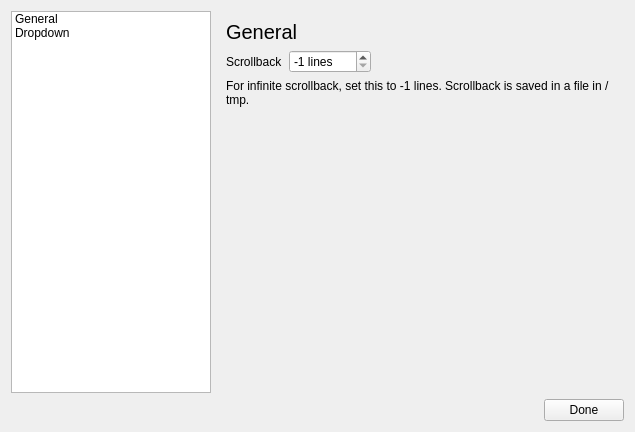
First picture: the form in settingswindow.ui, repository theCheeseboard/theterminal, before the edit.
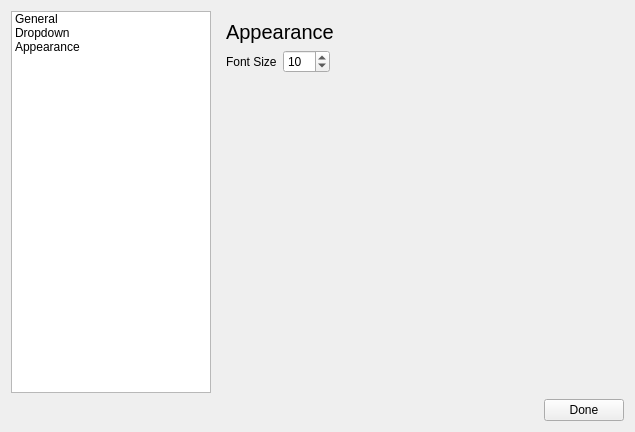
Second picture: the form after the edit. The open tabs and pages were chosen to show the change. Icons and pictures are not drawn.

Commit message: Add Appearance tab to setting ui

Patch:
```diff
--- a/settingswindow.ui
+++ b/settingswindow.ui
@@ -47,6 +47,14 @@
          <iconset theme="go-down"/>
         </property>
        </item>
+       <item>
+        <property name="text">
+         <string>Appearance</string>
+        </property>
+        <property name="icon">
+         <iconset theme="video-display"/>
+        </property>
+       </item>
       </widget>
      </item>
      <item>
@@ -184,6 +192,74 @@
          </item>
         </layout>
        </widget>
+	   <widget class="QWidget" name="page_3"> <!--                 eeeeeeeeeeeeeeeeeeeeeeeeeeeeeeeeeeeeeeeee -->
+        <layout class="QGridLayout" name="gridLayout_3">
+         <item row="1" column="0">
+          <widget class="QLabel" name="label_7">
+           <property name="text">
+            <string>Font Size</string>
+           </property>
+          </widget>
+         </item>
+         <item row="3" column="0">
+          <spacer name="verticalSpacer_3">
+           <property name="orientation">
+            <enum>Qt::Vertical</enum>
+           </property>
+           <property name="sizeHint" stdset="0">
+            <size>
+             <width>20</width>
+             <height>40</height>
+            </size>
+           </property>
+          </spacer>
+         </item>
+         <item row="1" column="1">
+          <widget class="QSpinBox" name="fontSizeSpin">
+           <property name="suffix">
+            <string/>
+           </property>
+           <property name="prefix">
+            <string/>
+           </property>
+           <property name="minimum">
+            <number>1</number>
+           </property>
+           <property name="maximum">
+            <number>100</number>
+           </property>
+           <property name="value">
+            <number>10</number>
+           </property>
+          </widget>
+         </item>
+         <item row="1" column="2">
+          <spacer name="horizontalSpacer_3">
+           <property name="orientation">
+            <enum>Qt::Horizontal</enum>
+           </property>
+           <property name="sizeHint" stdset="0">
+            <size>
+             <width>40</width>
+             <height>20</height>
+            </size>
+           </property>
+          </spacer>
+         </item>
+         <item row="0" column="0" colspan="3">
+          <widget class="QLabel" name="label_6">
+           <property name="font">
+            <font>
+             <pointsize>15</pointsize>
+            </font>
+           </property>
+           <property name="text">
+            <string>Appearance</string>
+           </property>
+          </widget>
+         </item>
+        </layout>
+       </widget>
       </widget>
      </item>
     </layout>
```
